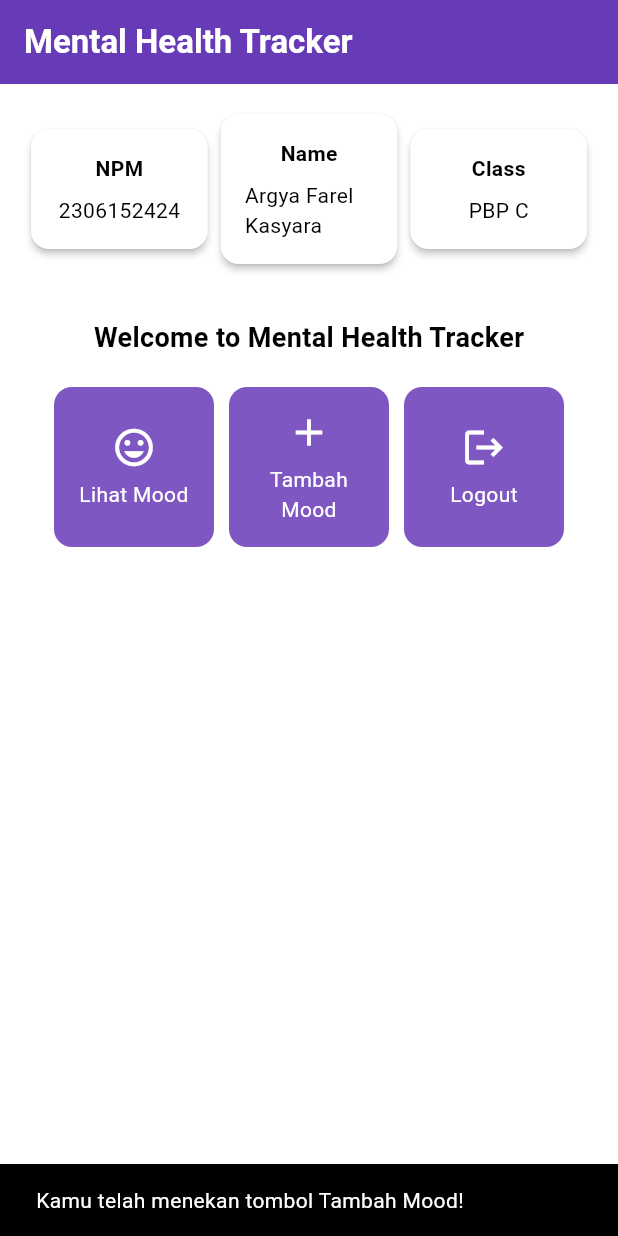
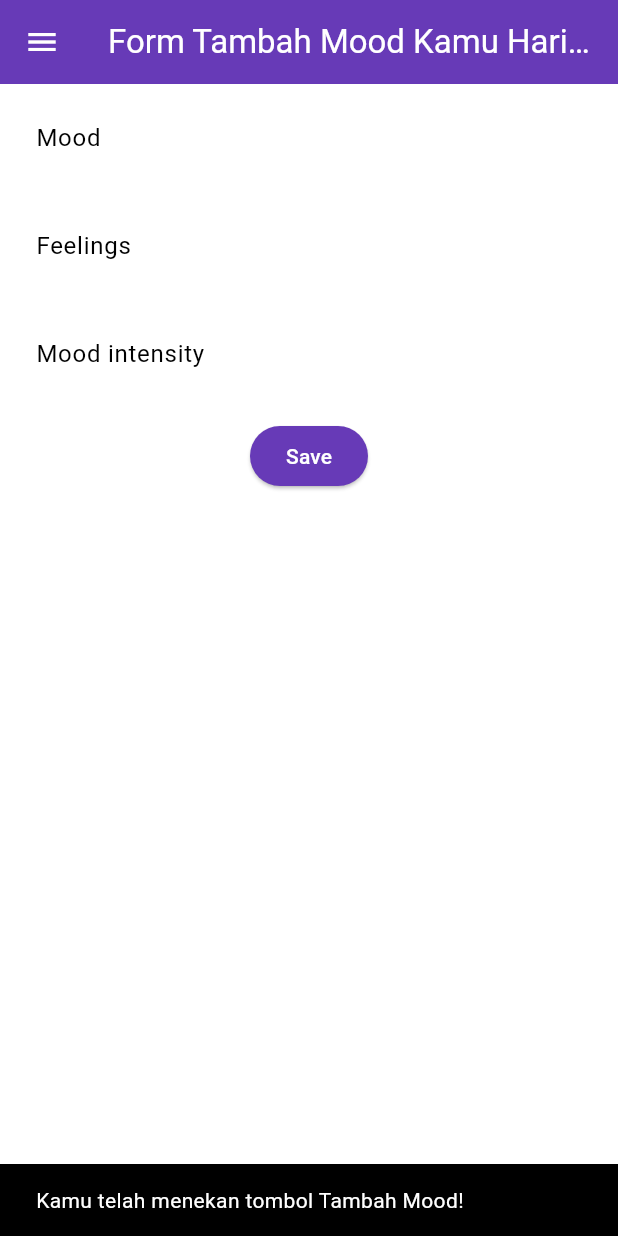
Before and after one commit to farel39/mental-health-tracker-mobile, a Flutter app: the screen it shows after launch, after a tap on "Tambah Mood", on a phone screen of 412 x 824 dp. Run offline on Flutter 3.47's test engine with Material 3 defaults, Android fonts, the phone set to English and light mode, and no system bars.

Commit message:
tutorial 7

```diff
--- a/lib/main.dart
+++ b/lib/main.dart
@@ -1,5 +1,5 @@
 import 'package:flutter/material.dart';
-import 'package:mental_health_tracker/menu.dart';
+import 'package:mental_health_tracker/screens/menu.dart';
 
 void main() {
   runApp(const MyApp());
--- a/lib/menu.dart
+++ b/lib/screens/menu.dart
@@ -1,4 +1,6 @@
 import 'package:flutter/material.dart';
+import 'package:mental_health_tracker/widgets/left_drawer.dart';
+import 'package:mental_health_tracker/widgets/mood_card.dart';
 
 class MyHomePage extends StatelessWidget {
   final String npm = '2306152424'; // NPM
@@ -30,7 +32,11 @@ class MyHomePage extends StatelessWidget {
         ),
         // Warna latar belakang AppBar diambil dari skema warna tema aplikasi.
         backgroundColor: Theme.of(context).colorScheme.primary,
+        iconTheme: const IconThemeData(color: Colors.white),
       ),
+
+      // Masukkan drawer sebagai parameter nilai drawer dari widget Scaffold
+      drawer: const LeftDrawer(),
       // Body halaman dengan padding di sekelilingnya.
       body: Padding(
         padding: const EdgeInsets.all(16.0),
@@ -94,13 +100,6 @@ class MyHomePage extends StatelessWidget {
   }
 }
 
-class ItemHomepage {
-  final String name;
-  final IconData icon;
-
-  ItemHomepage(this.name, this.icon);
-}
-
 class InfoCard extends StatelessWidget {
   // Kartu informasi yang menampilkan title dan content.
 
@@ -134,55 +133,3 @@ class InfoCard extends StatelessWidget {
     );
   }
 }
-
-class ItemCard extends StatelessWidget {
-  // Menampilkan kartu dengan ikon dan nama.
-
-  final ItemHomepage item;
-
-  const ItemCard(this.item, {super.key});
-
-  @override
-  Widget build(BuildContext context) {
-    return Material(
-      // Menentukan warna latar belakang dari tema aplikasi.
-      color: Theme.of(context).colorScheme.secondary,
-      // Membuat sudut kartu melengkung.
-      borderRadius: BorderRadius.circular(12),
-
-      child: InkWell(
-        // Aksi ketika kartu ditekan.
-        onTap: () {
-          // Menampilkan pesan SnackBar saat kartu ditekan.
-          ScaffoldMessenger.of(context)
-            ..hideCurrentSnackBar()
-            ..showSnackBar(SnackBar(
-                content: Text("Kamu telah menekan tombol ${item.name}!")));
-        },
-        // Container untuk menyimpan Icon dan Text
-        child: Container(
-          padding: const EdgeInsets.all(8),
-          child: Center(
-            child: Column(
-              // Menyusun ikon dan teks di tengah kartu.
-              mainAxisAlignment: MainAxisAlignment.center,
-              children: [
-                Icon(
-                  item.icon,
-                  color: Colors.white,
-                  size: 30.0,
-                ),
-                const Padding(padding: EdgeInsets.all(3)),
-                Text(
-                  item.name,
-                  textAlign: TextAlign.center,
-                  style: const TextStyle(color: Colors.white),
-                ),
-              ],
-            ),
-          ),
-        ),
-      ),
-    );
-  }
-}
--- /dev/null
+++ b/lib/screens/moodentry_form.dart
@@ -0,0 +1,159 @@
+import 'package:flutter/material.dart';
+import 'package:mental_health_tracker/widgets/left_drawer.dart';
+
+class MoodEntryFormPage extends StatefulWidget {
+  const MoodEntryFormPage({super.key});
+
+  @override
+  State<MoodEntryFormPage> createState() => _MoodEntryFormPageState();
+}
+
+class _MoodEntryFormPageState extends State<MoodEntryFormPage> {
+  final _formKey = GlobalKey<FormState>();
+  String _mood = "";
+  String _feelings = "";
+  int _moodIntensity = 0;
+  @override
+  Widget build(BuildContext context) {
+    return Scaffold(
+      appBar: AppBar(
+        title: const Center(
+          child: Text(
+            'Form Tambah Mood Kamu Hari ini',
+          ),
+        ),
+        backgroundColor: Theme.of(context).colorScheme.primary,
+        foregroundColor: Colors.white,
+      ),
+      drawer: const LeftDrawer(),
+      body: Form(
+        key: _formKey,
+        child: SingleChildScrollView(
+            child: Column(
+          crossAxisAlignment: CrossAxisAlignment.start,
+          children: [
+            Padding(
+              padding: const EdgeInsets.all(8.0),
+              child: TextFormField(
+                decoration: InputDecoration(
+                  hintText: "Mood",
+                  labelText: "Mood",
+                  border: OutlineInputBorder(
+                    borderRadius: BorderRadius.circular(5.0),
+                  ),
+                ),
+                onChanged: (String? value) {
+                  setState(() {
+                    _mood = value!;
+                  });
+                },
+                validator: (String? value) {
+                  if (value == null || value.isEmpty) {
+                    return "Mood tidak boleh kosong!";
+                  }
+                  return null;
+                },
+              ),
+            ),
+            Padding(
+              padding: const EdgeInsets.all(8.0),
+              child: TextFormField(
+                decoration: InputDecoration(
+                  hintText: "Feelings",
+                  labelText: "Feelings",
+                  border: OutlineInputBorder(
+                    borderRadius: BorderRadius.circular(5.0),
+                  ),
+                ),
+                onChanged: (String? value) {
+                  setState(() {
+                    _feelings = value!;
+                  });
+                },
+                validator: (String? value) {
+                  if (value == null || value.isEmpty) {
+                    return "Feelings tidak boleh kosong!";
+                  }
+                  return null;
+                },
+              ),
+            ),
+            Padding(
+              padding: const EdgeInsets.all(8.0),
+              child: TextFormField(
+                decoration: InputDecoration(
+                  hintText: "Mood intensity",
+                  labelText: "Mood intensity",
+                  border: OutlineInputBorder(
+                    borderRadius: BorderRadius.circular(5.0),
+                  ),
+                ),
+                onChanged: (String? value) {
+                  setState(() {
+                    _moodIntensity = int.tryParse(value!) ?? 0;
+                  });
+                },
+                validator: (String? value) {
+                  if (value == null || value.isEmpty) {
+                    return "Mood intensity tidak boleh kosong!";
+                  }
+                  if (int.tryParse(value) == null) {
+                    return "Mood intensity harus berupa angka!";
+                  }
+                  return null;
+                },
+              ),
+            ),
+            Align(
+              alignment: Alignment.bottomCenter,
+              child: Padding(
+                padding: const EdgeInsets.all(8.0),
+                child: ElevatedButton(
+                  style: ButtonStyle(
+                    backgroundColor: WidgetStateProperty.all(
+                        Theme.of(context).colorScheme.primary),
+                  ),
+                  onPressed: () {
+                    if (_formKey.currentState!.validate()) {
+                      showDialog(
+                        context: context,
+                        builder: (context) {
+                          return AlertDialog(
+                            title: const Text('Mood berhasil tersimpan'),
+                            content: SingleChildScrollView(
+                              child: Column(
+                                crossAxisAlignment: CrossAxisAlignment.start,
+                                children: [
+                                  Text('Mood: $_mood'),
+                                  Text('Feeling: $_feelings'),
+                                  Text('Mood Intensity: $_moodIntensity'),
+                                ],
+                              ),
+                            ),
+                            actions: [
+                              TextButton(
+                                child: const Text('OK'),
+                                onPressed: () {
+                                  Navigator.pop(context);
+                                  _formKey.currentState!.reset();
+                                },
+                              ),
+                            ],
+                          );
+                        },
+                      );
+                    }
+                  },
+                  child: const Text(
+                    "Save",
+                    style: TextStyle(color: Colors.white),
+                  ),
+                ),
+              ),
+            ),
+          ],
+        )),
+      ),
+    );
+  }
+}
--- /dev/null
+++ b/lib/widgets/left_drawer.dart
@@ -0,0 +1,69 @@
+import 'package:flutter/material.dart';
+import 'package:mental_health_tracker/screens/menu.dart';
+import 'package:mental_health_tracker/screens/moodentry_form.dart';
+
+class LeftDrawer extends StatelessWidget {
+  const LeftDrawer({super.key});
+
+  @override
+  Widget build(BuildContext context) {
+    return Drawer(
+      child: ListView(
+        children: [
+          DrawerHeader(
+            decoration: BoxDecoration(
+              color: Theme.of(context).colorScheme.primary,
+            ),
+            child: const Column(
+              children: [
+                Text(
+                  'Mental Health Tracker',
+                  textAlign: TextAlign.center,
+                  style: TextStyle(
+                    fontSize: 24,
+                    fontWeight: FontWeight.bold,
+                    color: Colors.white,
+                  ),
+                ),
+                Padding(padding: EdgeInsets.all(8)),
+                Text(
+                  "Ayo jaga kesehatan mentalmu setiap hari disini!",
+                  textAlign: TextAlign.center,
+                  style: TextStyle(
+                    fontSize: 15,
+                    color: Colors.white,
+                    fontWeight: FontWeight.normal,
+                  ),
+                ),
+              ],
+            ),
+          ),
+          ListTile(
+            leading: const Icon(Icons.home_outlined),
+            title: const Text('Halaman Utama'),
+            // Bagian redirection ke MyHomePage
+            onTap: () {
+              Navigator.pushReplacement(
+                  context,
+                  MaterialPageRoute(
+                    builder: (context) => MyHomePage(),
+                  ));
+            },
+          ),
+          ListTile(
+            leading: const Icon(Icons.mood),
+            title: const Text('Tambah Mood'),
+            // Bagian redirection ke MoodEntryFormPage
+            onTap: () {
+              Navigator.pushReplacement(
+                  context,
+                  MaterialPageRoute(
+                    builder: (context) => MoodEntryFormPage(),
+                  ));
+            },
+          ),
+        ],
+      ),
+    );
+  }
+}
--- /dev/null
+++ b/lib/widgets/mood_card.dart
@@ -0,0 +1,70 @@
+import 'package:flutter/material.dart';
+import 'package:mental_health_tracker/screens/moodentry_form.dart';
+
+class ItemHomepage {
+  final String name;
+  final IconData icon;
+
+  ItemHomepage(this.name, this.icon);
+}
+
+class ItemCard extends StatelessWidget {
+  // Menampilkan kartu dengan ikon dan nama.
+
+  final ItemHomepage item;
+
+  const ItemCard(this.item, {super.key});
+
+  @override
+  Widget build(BuildContext context) {
+    return Material(
+      // Menentukan warna latar belakang dari tema aplikasi.
+      color: Theme.of(context).colorScheme.secondary,
+      // Membuat sudut kartu melengkung.
+      borderRadius: BorderRadius.circular(12),
+
+      child: InkWell(
+        // Aksi ketika kartu ditekan.
+        onTap: () {
+          // Menampilkan pesan SnackBar saat kartu ditekan.
+          ScaffoldMessenger.of(context)
+            ..hideCurrentSnackBar()
+            ..showSnackBar(SnackBar(
+                content: Text("Kamu telah menekan tombol ${item.name}!")));
+
+          // Navigate ke route yang sesuai (tergantung jenis tombol)
+          if (item.name == "Tambah Mood") {
+            Navigator.pushReplacement(
+                context,
+                MaterialPageRoute(
+                  builder: (context) => MoodEntryFormPage(),
+                ));
+          }
+        },
+        // Container untuk menyimpan Icon dan Text
+        child: Container(
+          padding: const EdgeInsets.all(8),
+          child: Center(
+            child: Column(
+              // Menyusun ikon dan teks di tengah kartu.
+              mainAxisAlignment: MainAxisAlignment.center,
+              children: [
+                Icon(
+                  item.icon,
+                  color: Colors.white,
+                  size: 30.0,
+                ),
+                const Padding(padding: EdgeInsets.all(3)),
+                Text(
+                  item.name,
+                  textAlign: TextAlign.center,
+                  style: const TextStyle(color: Colors.white),
+                ),
+              ],
+            ),
+          ),
+        ),
+      ),
+    );
+  }
+}
```
